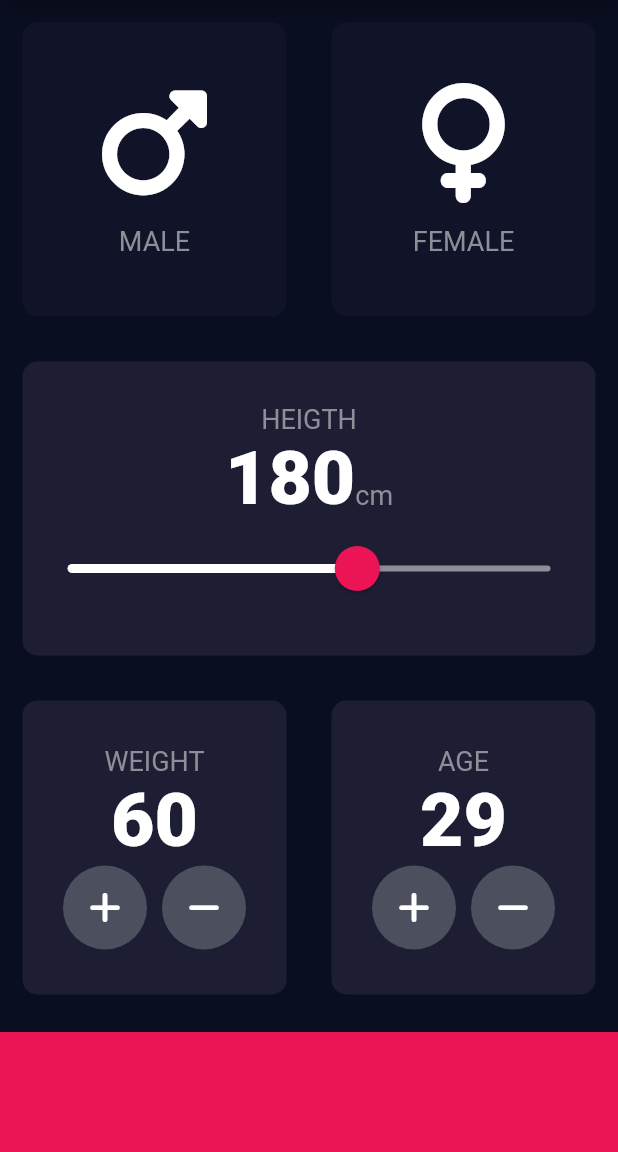
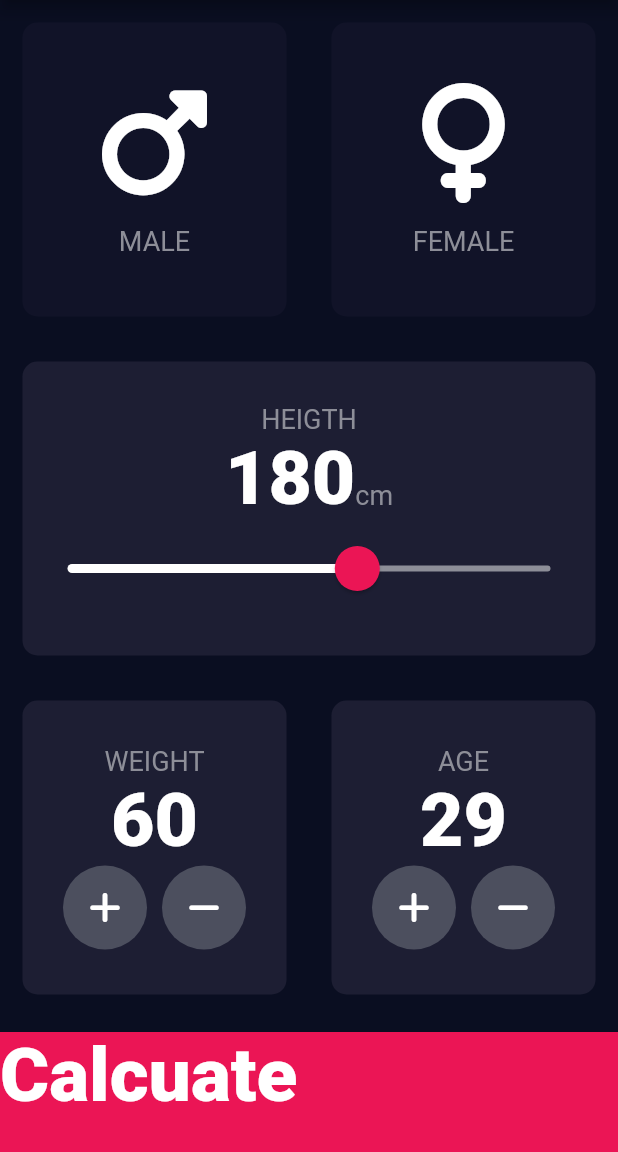
Before and after one commit to eftihis85/bmi_calculator_flutter_v2, a Flutter app: the screen it shows after launch, on a phone screen of 412 x 824 dp, the part 84-1236 px from its top. Run offline on Flutter 3.47's test engine with Material 2 defaults, Android fonts, the phone set to English and light mode, and no system bars; our stand-ins replace font_awesome_flutter; missing offline and left inert: dart:ffi.

Commit message:
after calculate

```diff
--- a/lib/input_page.dart
+++ b/lib/input_page.dart
@@ -6,6 +6,7 @@ import 'package:font_awesome_flutter/font_awesome_flutter.dart';
 import 'icon_content.dart';
 import 'reusable_card.dart';
 import 'constants.dart';
+import 'results_page.dart';
 
 enum Gender { notSet, male, female }
 Gender selectedGender = Gender.notSet;
@@ -223,11 +224,18 @@ class _InputPageState extends State<InputPage> {
               ],
             ),
           ),
-          Container(
-            color: kBottomContainerColour,
-            margin: EdgeInsets.only(top: 10),
-            width: double.infinity, // <<----------------
-            height: kBottomContainerHight,
+          GestureDetector(
+            onTap: () {
+              Navigator.push(context,
+                  MaterialPageRoute(builder: (context) => ResultsPage()));
+            },
+            child: Container(
+              child: Text('Calcuate', style: kNumberTextStyle),
+              color: kBottomContainerColour,
+              margin: EdgeInsets.only(top: 10),
+              width: double.infinity, // <<----------------
+              height: kBottomContainerHight,
+            ),
           )
         ],
       ),
```
Also changed, not shown: lib/results_page.dart (added, +11 -0 lines).
